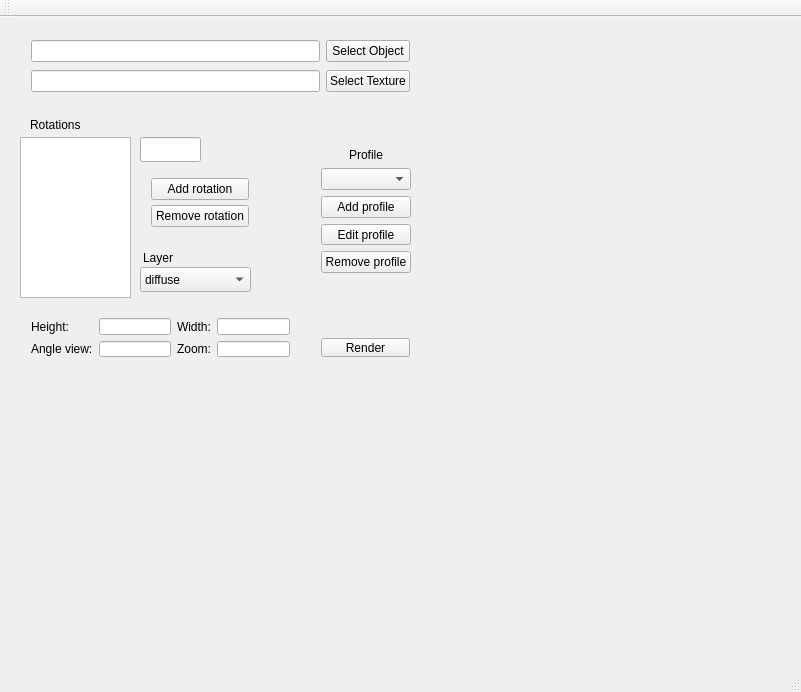
Before: the Qt Designer form mainwindow.ui in supernugy/Awesome2DGui, drawn with Qt 5.
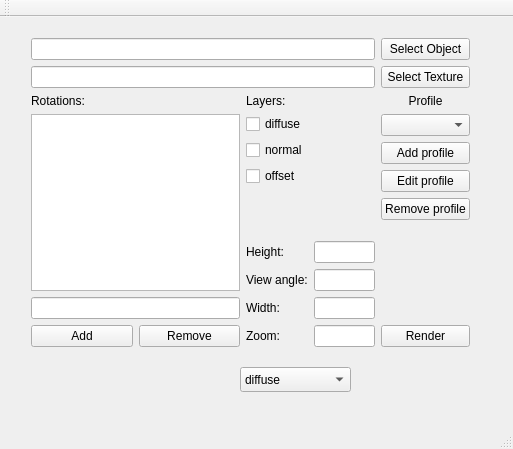
After: the same form once the commit is applied.

Commit message: Organized all components in gui into layers

```diff
--- a/mainwindow.ui
+++ b/mainwindow.ui
@@ -6,8 +6,8 @@
    <rect>
     <x>0</x>
     <y>0</y>
-    <width>801</width>
-    <height>692</height>
+    <width>513</width>
+    <height>449</height>
    </rect>
   </property>
   <property name="minimumSize">
@@ -25,17 +25,14 @@
      <rect>
       <x>20</x>
       <y>10</y>
-      <width>401</width>
-      <height>80</height>
+      <width>461</width>
+      <height>331</height>
      </rect>
     </property>
     <layout class="QGridLayout" name="gridLayout">
      <item row="0" column="0">
       <widget class="QLineEdit" name="objectPathTextField"/>
      </item>
-     <item row="1" column="0">
-      <widget class="QLineEdit" name="texturePathTextField"/>
-     </item>
      <item row="0" column="1">
       <widget class="QPushButton" name="objSelectButton">
        <property name="text">
@@ -50,17 +47,103 @@
        </property>
       </widget>
      </item>
-    </layout>
-   </widget>
-   <widget class="QWidget" name="gridLayoutWidget_2">
-    <property name="geometry">
-     <rect>
-      <x>20</x>
-      <y>290</y>
-      <width>281</width>
-      <height>61</height>
-     </rect>
-    </property>
+     <item row="1" column="0">
+      <widget class="QLineEdit" name="texturePathTextField"/>
+     </item>
+     <item row="2" column="0">
+      <layout class="QGridLayout" name="gridLayout_4">
+       <item row="0" column="0">
+        <layout class="QVBoxLayout" name="verticalLayout">
+         <item>
+          <widget class="QLabel" name="rotationsMainLabel">
+           <property name="text">
+            <string>Rotations:</string>
+           </property>
+          </widget>
+         </item>
+         <item>
+          <widget class="QListWidget" name="rotationsListWidget"/>
+         </item>
+         <item>
+          <widget class="QLineEdit" name="addRotationLineEdit"/>
+         </item>
+         <item>
+          <layout class="QHBoxLayout" name="horizontalLayout">
+           <item>
+            <widget class="QPushButton" name="addRotationButton">
+             <property name="text">
+              <string>Add</string>
+             </property>
+            </widget>
+           </item>
+           <item>
+            <widget class="QPushButton" name="removeRotationButton">
+             <property name="text">
+              <string>Remove</string>
+             </property>
+            </widget>
+           </item>
+          </layout>
+         </item>
+        </layout>
+       </item>
+       <item row="0" column="2">
+        <spacer name="horizontalSpacer_2">
+         <property name="orientation">
+          <enum>Qt::Horizontal</enum>
+         </property>
+         <property name="sizeHint" stdset="0">
+          <size>
+           <width>40</width>
+           <height>20</height>
+          </size>
+         </property>
+        </spacer>
+       </item>
+       <item row="0" column="1">
+        <layout class="QVBoxLayout" name="verticalLayout_4">
+         <item>
+          <widget class="QLabel" name="layerLabel">
+           <property name="text">
+            <string>Layers:</string>
+           </property>
+          </widget>
+         </item>
+         <item>
+          <widget class="QCheckBox" name="diffuseLayerCheckBox">
+           <property name="text">
+            <string>diffuse</string>
+           </property>
+          </widget>
+         </item>
+         <item>
+          <widget class="QCheckBox" name="normalLayerCheckBox">
+           <property name="text">
+            <string>normal</string>
+           </property>
+          </widget>
+         </item>
+         <item>
+          <widget class="QCheckBox" name="offsetLayerCheckBox">
+           <property name="text">
+            <string>offset</string>
+           </property>
+          </widget>
+         </item>
+         <item>
+          <spacer name="verticalSpacer">
+           <property name="orientation">
+            <enum>Qt::Vertical</enum>
+           </property>
+           <property name="sizeHint" stdset="0">
+            <size>
+             <width>20</width>
+             <height>40</height>
+            </size>
+           </property>
+          </spacer>
+         </item>
+         <item>
     <layout class="QGridLayout" name="gridLayout_2">
      <item row="0" column="1">
       <widget class="QLabel" name="label_3">
@@ -76,10 +159,24 @@
        </property>
       </widget>
      </item>
+           <item row="3" column="2">
+            <widget class="QLineEdit" name="zoomLineEdit">
+             <property name="inputMask">
+              <string/>
+             </property>
+            </widget>
+           </item>
      <item row="1" column="1">
       <widget class="QLabel" name="label_4">
        <property name="text">
-        <string>Angle view:</string>
+              <string>View angle:</string>
+             </property>
+            </widget>
+           </item>
+           <item row="3" column="1">
+            <widget class="QLabel" name="label_5">
+             <property name="text">
+              <string>Zoom:</string>
        </property>
       </widget>
      </item>
@@ -90,158 +187,27 @@
        </property>
       </widget>
      </item>
-     <item row="0" column="3">
+           <item row="2" column="1">
       <widget class="QLabel" name="label_2">
        <property name="text">
         <string>Width:</string>
        </property>
       </widget>
      </item>
-     <item row="0" column="4">
+           <item row="2" column="2">
       <widget class="QLineEdit" name="widthLineEdit">
        <property name="inputMask">
         <string/>
        </property>
       </widget>
      </item>
-     <item row="1" column="4">
-      <widget class="QLineEdit" name="zoomLineEdit">
-       <property name="inputMask">
-        <string/>
-       </property>
-      </widget>
-     </item>
-     <item row="1" column="3">
-      <widget class="QLabel" name="label_5">
-       <property name="text">
-        <string>Zoom:</string>
-       </property>
-      </widget>
-     </item>
-    </layout>
-   </widget>
-   <widget class="QWidget" name="verticalLayoutWidget">
-    <property name="geometry">
-     <rect>
-      <x>310</x>
-      <y>290</y>
-      <width>111</width>
-      <height>61</height>
-     </rect>
-    </property>
-    <layout class="QVBoxLayout" name="verticalLayout_2">
-     <item>
-      <widget class="QLabel" name="label">
-       <property name="text">
-        <string/>
-       </property>
-      </widget>
-     </item>
-     <item>
-      <widget class="QPushButton" name="renderButton">
-       <property name="text">
-        <string>Render</string>
-       </property>
-      </widget>
-     </item>
-    </layout>
-   </widget>
-   <widget class="QLabel" name="rotationsMainLabel">
-    <property name="geometry">
-     <rect>
-      <x>30</x>
-      <y>100</y>
-      <width>60</width>
-      <height>15</height>
-     </rect>
-    </property>
-    <property name="text">
-     <string>Rotations</string>
-    </property>
-   </widget>
-   <widget class="QListWidget" name="rotationsListWidget">
-    <property name="geometry">
-     <rect>
-      <x>20</x>
-      <y>120</y>
-      <width>111</width>
-      <height>161</height>
-     </rect>
-    </property>
-   </widget>
-   <widget class="QLineEdit" name="addRotationLineEdit">
-    <property name="geometry">
-     <rect>
-      <x>140</x>
-      <y>120</y>
-      <width>61</width>
-      <height>25</height>
-     </rect>
-    </property>
-   </widget>
-   <widget class="QWidget" name="verticalLayoutWidget_2">
-    <property name="geometry">
-     <rect>
-      <x>140</x>
-      <y>150</y>
-      <width>120</width>
-      <height>71</height>
-     </rect>
-    </property>
-    <layout class="QVBoxLayout" name="verticalLayout">
-     <property name="spacing">
-      <number>5</number>
-     </property>
-     <item>
-      <widget class="QPushButton" name="addRotationButton">
-       <property name="text">
-        <string>Add rotation</string>
-       </property>
-      </widget>
-     </item>
-     <item>
-      <widget class="QPushButton" name="removeRotationButton">
-       <property name="text">
-        <string>Remove rotation</string>
-       </property>
-      </widget>
-     </item>
-    </layout>
-   </widget>
-   <widget class="QComboBox" name="layersComboBox">
-    <property name="geometry">
-     <rect>
-      <x>140</x>
-      <y>250</y>
-      <width>111</width>
-      <height>25</height>
-     </rect>
-    </property>
-    <item>
-     <property name="text">
-      <string>diffuse</string>
-     </property>
-    </item>
-    <item>
-     <property name="text">
-      <string>normal</string>
-     </property>
-    </item>
-    <item>
-     <property name="text">
-      <string>offset</string>
-     </property>
-    </item>
-   </widget>
-   <widget class="QWidget" name="verticalLayoutWidget_3">
-    <property name="geometry">
-     <rect>
-      <x>310</x>
-      <y>120</y>
-      <width>112</width>
-      <height>147</height>
-     </rect>
-    </property>
+          </layout>
+         </item>
+        </layout>
+       </item>
+      </layout>
+     </item>
+     <item row="2" column="1">
     <layout class="QVBoxLayout" name="verticalLayout_3">
      <item>
       <widget class="QLabel" name="profileLabel">
@@ -277,20 +243,65 @@
        </property>
       </widget>
      </item>
-    </layout>
+       <item>
+        <spacer name="verticalSpacer_2">
+         <property name="orientation">
+          <enum>Qt::Vertical</enum>
+         </property>
+         <property name="sizeHint" stdset="0">
+          <size>
+           <width>20</width>
+           <height>40</height>
+          </size>
+         </property>
+        </spacer>
+       </item>
+       <item>
+        <layout class="QVBoxLayout" name="verticalLayout_2">
+         <item>
+          <widget class="QLabel" name="label">
+           <property name="text">
+            <string/>
+           </property>
+          </widget>
+         </item>
+         <item>
+          <widget class="QPushButton" name="renderButton">
+           <property name="text">
+            <string>Render</string>
+           </property>
+          </widget>
+         </item>
+        </layout>
+       </item>
+      </layout>
+     </item>
+    </layout>
    </widget>
-   <widget class="QLabel" name="layerLabel">
+   <widget class="QComboBox" name="layersComboBox">
     <property name="geometry">
      <rect>
-      <x>143</x>
-      <y>233</y>
-      <width>58</width>
-      <height>15</height>
+      <x>240</x>
+      <y>350</y>
+      <width>111</width>
+      <height>25</height>
      </rect>
     </property>
+    <item>
     <property name="text">
-     <string>Layer</string>
-    </property>
+      <string>diffuse</string>
+     </property>
+    </item>
+    <item>
+     <property name="text">
+      <string>normal</string>
+     </property>
+    </item>
+    <item>
+     <property name="text">
+      <string>offset</string>
+     </property>
+    </item>
    </widget>
   </widget>
   <widget class="QMenuBar" name="menuBar">
@@ -298,7 +309,7 @@
     <rect>
      <x>0</x>
      <y>0</y>
-     <width>801</width>
+     <width>513</width>
      <height>25</height>
     </rect>
    </property>
```
Lines whose indentation alone changed are shown as unchanged.
